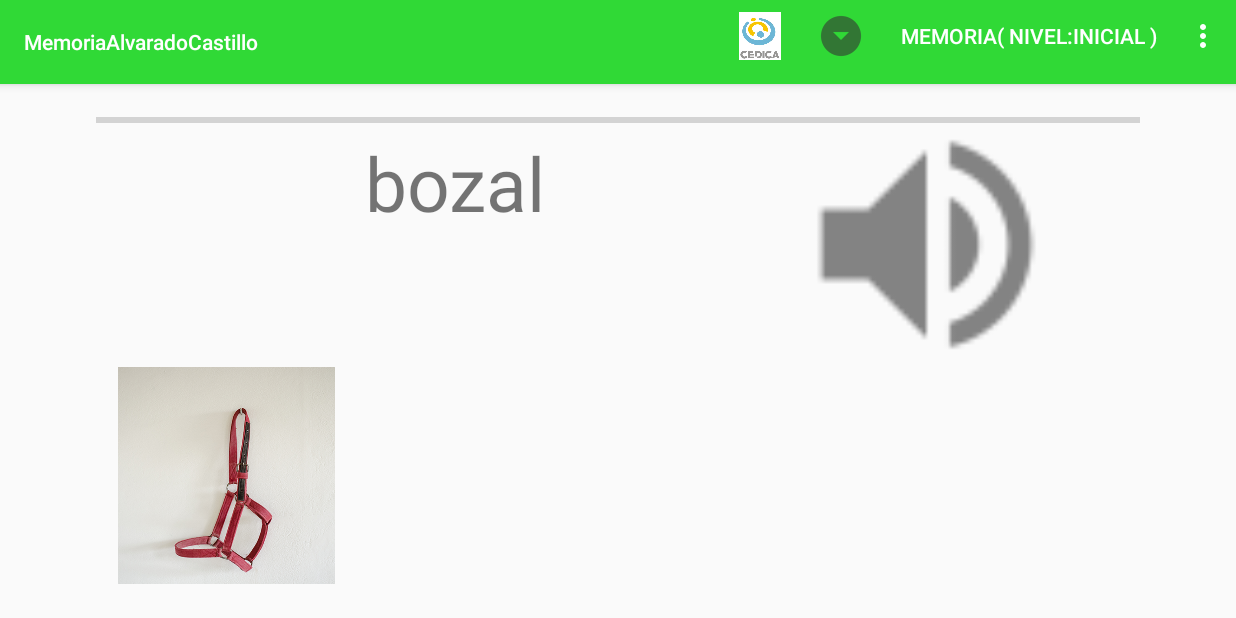
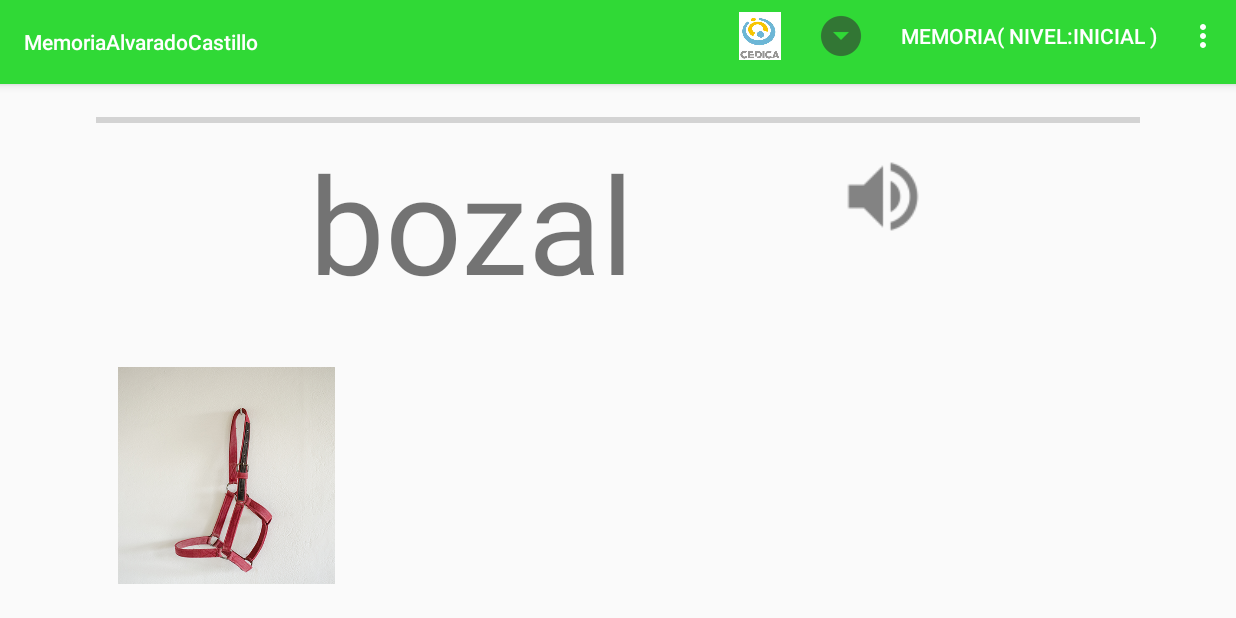
Before and after one commit to miguel-alejandro-castillo-2015/Memoria, an Android app: the MainActivity screen opened directly, with no data from a screen before it, on a phone screen of 824 x 412 dp (held sideways). Run offline under Robolectric (Android 15) with nearby library versions, the phone set to English and light mode, and no system bars.

Commit message:
Cambios en la interfaz
Eliminado boton de avanzar nivel en el nivel experto
Arreglado tamaño y proporcion de la palabra con el parlante en el nivel
Agregado nombre de la aplicacion a pantalla inicial

```diff
--- a/app/src/main/res/layout/content_nivel.xml
+++ b/app/src/main/res/layout/content_nivel.xml
@@ -35,21 +35,20 @@
             android:id="@+id/label"
             android:typeface="normal"
             android:layout_width="wrap_content"
-            android:textSize="50sp"
+            android:textSize="90sp"
             android:layout_weight="0.66" />
 
         <ImageView
 
             app:srcCompat="@drawable/ic_parlante"
-            android:maxWidth="100dp"
-            android:maxHeight="64dp"
+            android:maxWidth="40dp"
+            android:maxHeight="40dp"
             android:id="@+id/parlante"
-            android:layout_height="match_parent"
+            android:layout_height="86dp"
             android:contentDescription="imagen del parlante"
-            android:scaleType="fitStart"
+            android:scaleType="fitCenter"
             android:adjustViewBounds="false"
-            android:layout_width="wrap_content"
-            android:layout_weight="0.29" />
+            android:layout_width="49dp" />
 
         <TextView
             android:text=""
--- a/app/src/main/res/values/colors.xml
+++ b/app/src/main/res/values/colors.xml
@@ -1,6 +1,6 @@
 <?xml version="1.0" encoding="utf-8"?>
 <resources>
-    <color name="colorPrimary">#FF795548</color>
+    <color name="colorPrimary">#795548</color>
     <color name="colorPrimaryDark">#30d936</color>
     <color name="colorAccent">#35beb3</color>
     <color name="colorBoton">#ffc801</color>
```
Also changed, not shown: app/src/main/java/com/example/usuario/memoria/MainActivity.java (+10 -4 lines), app/src/main/res/layout/activity_first.xml (+15 -4 lines).
